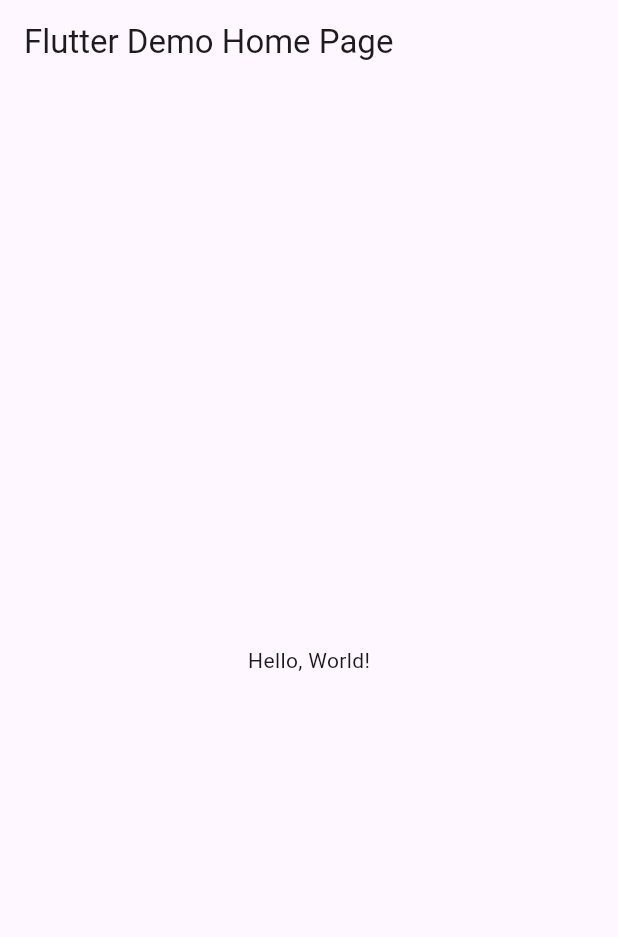
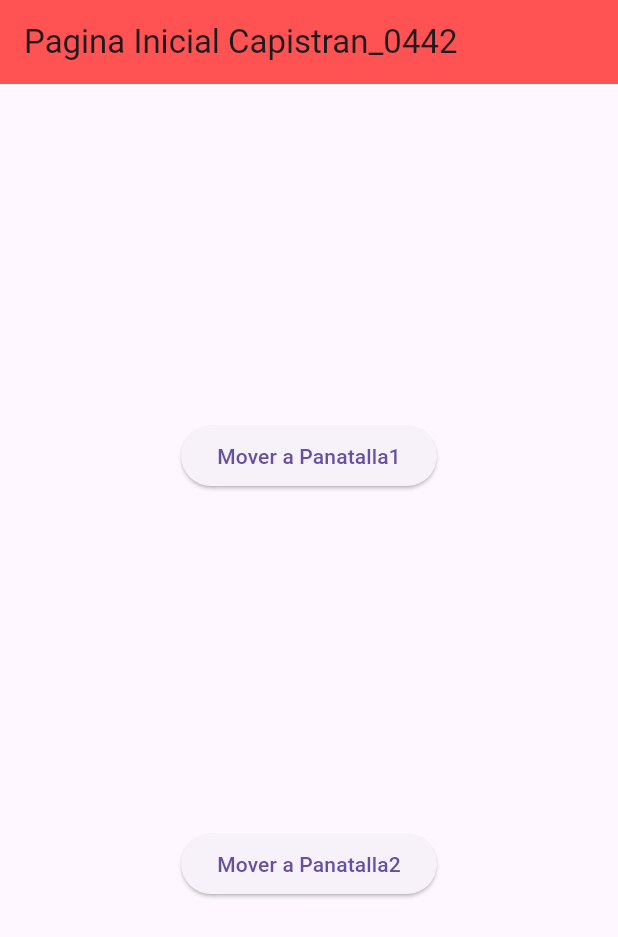
Before and after one commit to Aric-Mirray-Capistran-Tenorio/rutas-6J-0442, a Flutter app: the screen it shows after launch, on a phone screen of 412 x 824 dp. Shown: the top 937 px of the screen. Run offline on Flutter 3.47's test engine with Material 3 defaults, Android fonts, the phone set to English and light mode, and no system bars.

```diff
--- a/lib/main.dart
+++ b/lib/main.dart
@@ -1,43 +1,23 @@
 import 'package:flutter/material.dart';
+import 'package:capistran0442/pantalla2_0442.dart';
+import 'package:capistran0442/pantalla1_0442.dart';
+import 'package:capistran0442/pantallaini_0442.dart';
 
-void main() => runApp(MyApp());
+void main() => runApp(MyApp0442());
 
-class MyApp extends StatelessWidget {
-  const MyApp({super.key});
-  // This widget is the root of your application.
+class MyApp0442 extends StatelessWidget {
+  const MyApp0442({Key? key}) : super(key: key);
+
   @override
   Widget build(BuildContext context) {
     return MaterialApp(
-      // Application name
-      title: 'Flutter Hello World',
-      // Application theme data, you can set the colors for the application as
-      // you want
-      theme: ThemeData(
-        // useMaterial3: true,
-        primarySwatch: Colors.blue,
-      ),
-      // A widget which will be started on application startup
-      home: MyHomePage(title: 'Flutter Demo Home Page'),
-    );
-  }
-}
-
-class MyHomePage extends StatelessWidget {
-  final String title;
-  const MyHomePage({super.key, required this.title});
-
-  @override
-  Widget build(BuildContext context) {
-    return Scaffold(
-      appBar: AppBar(
-        // The title text which will be shown on the action bar
-        title: Text(title),
-      ),
-      body: Center(
-        child: Text(
-          'Hello, World!',
-        ),
-      ),
-    );
-  }
-}
+      debugShowCheckedModeBanner: false,
+      initialRoute: '/',
+      routes: {
+        '/': (context) => PantallaIni_0442(),
+        '/Pantalla1_0442': (context) => Pantalla1_0442(),
+        '/Pantalla2_0442': (context) => Pantalla2_0442(),
+      }, //fin ruta paginas
+    ); //fin de material
+  } //fin widget
+} //fin app
--- /dev/null
+++ b/lib/pantalla1_0442.dart
@@ -0,0 +1,27 @@
+//Pantalla1_0442
+
+import 'package:flutter/material.dart';
+
+class Pantalla1_0442 extends StatelessWidget {
+  const Pantalla1_0442({Key? key}) : super(key: key);
+
+  @override
+  Widget build(BuildContext context) {
+    return Scaffold(
+      appBar: AppBar(
+        backgroundColor: Colors.blueGrey,
+        title: Text('Pantalla1 Capsitran_0442'),
+      ),
+      body: Center(
+        child: Column(
+          children: [
+            ElevatedButton(
+              onPressed: () {}, //FIN de onPressed
+              child: const Text('Pantalla1'),
+            ),
+          ], //fin de children
+        ),
+      ),
+    );
+  } //fin widget
+} //fin Pantalla1_0442
--- /dev/null
+++ b/lib/pantalla2_0442.dart
@@ -0,0 +1,23 @@
+//Pantalla2_0442
+
+import 'package:flutter/material.dart';
+
+class Pantalla2_0442 extends StatelessWidget {
+  const Pantalla2_0442({Key? key}) : super(key: key);
+
+  @override
+  Widget build(BuildContext context) {
+    return Scaffold(
+      appBar: AppBar(
+        backgroundColor: Colors.greenAccent,
+        title: Text('Pantalla2 Capsitran_0442'),
+      ),
+      body: Center(
+        child: Text(
+          'Panatalla2',
+        ),
+      ),
+    );
+    ;
+  } //fin widget
+} //fin Pantalla2_0442
--- /dev/null
+++ b/lib/pantallaini_0442.dart
@@ -0,0 +1,36 @@
+//PantallaIni_0442
+//
+import 'package:flutter/material.dart';
+
+class PantallaIni_0442 extends StatelessWidget {
+  const PantallaIni_0442({Key? key}) : super(key: key);
+
+  @override
+  Widget build(BuildContext context) {
+    return Scaffold(
+      appBar: AppBar(
+        title: const Text('Pagina Inicial Capistran_0442'),
+        backgroundColor: Colors.redAccent,
+      ),
+      body: Center(
+        child: Column(
+          mainAxisAlignment: MainAxisAlignment.spaceEvenly,
+          children: [
+            ElevatedButton(
+              onPressed: () {
+                Navigator.pushNamed(context, '/Pantalla1_0442');
+              }, //fin onPressed
+              child: const Text('Mover a Panatalla1'),
+            ),
+            ElevatedButton(
+              onPressed: () {
+                Navigator.pushNamed(context, '/Pantalla2_0442');
+              }, //fin onPressed
+              child: const Text('Mover a Panatalla2'),
+            ),
+          ], //fin de children
+        ),
+      ),
+    ); //fin scaffold
+  } //fin de widgets
+} //fin de PantallaIni_0442
```
